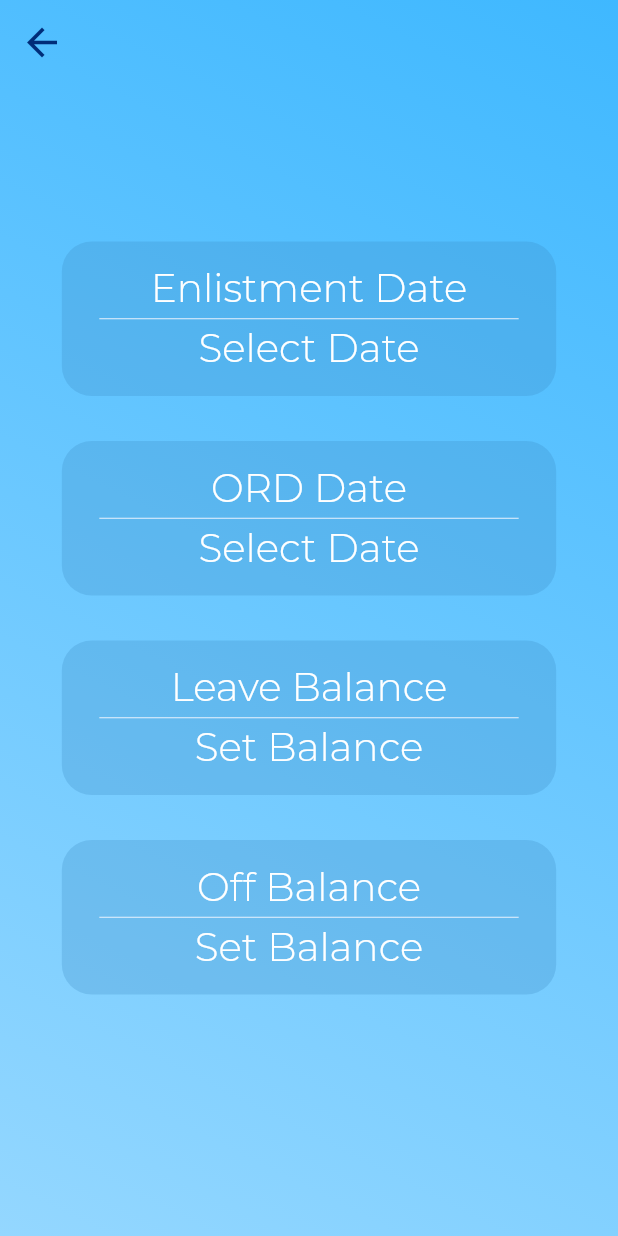
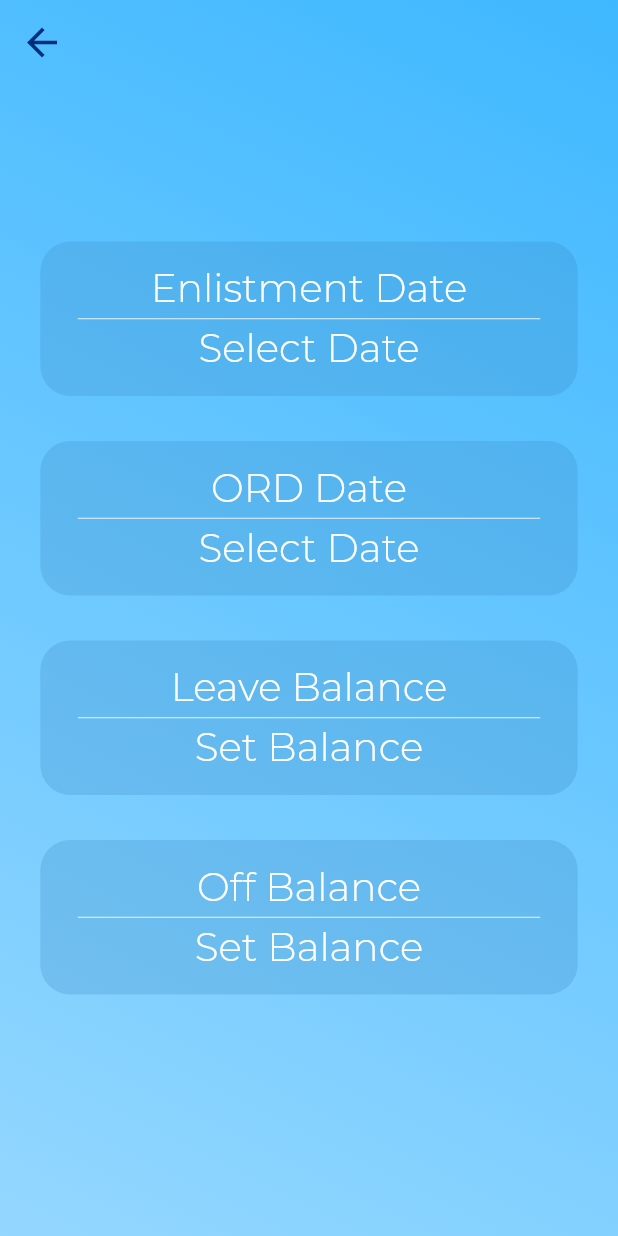
Before and after one commit to TanglingTreats/ord_countdown_app, a Flutter app: the screen it shows after launch, after a tap on the "menu" icon, on a phone screen of 412 x 824 dp. Run offline on Flutter 3.47's test engine with Material 2 defaults, Android fonts, the phone set to English and light mode, and no system bars.

Commit message:
Change custom card default width
Change:
- Width of custom card
- Positioning of elements in the homepage

```diff
--- a/lib/src/resources/customcard.dart
+++ b/lib/src/resources/customcard.dart
@@ -9,7 +9,7 @@ import '../resources/app-palette.dart';
 //This class creates a background widget for displaying information
 class CustomCard extends StatelessWidget{
   CustomCard({@required this.screenSize, @required this.child,
-            this.marginTop = 15, this.marginBottom = 15, this.widthDivider = 1.25, this.heightDivider = 8});
+            this.marginTop = 15, this.marginBottom = 15, this.widthDivider = 1.15, this.heightDivider = 8});
 
   final double widthDivider;
   final double heightDivider;
--- a/lib/src/ui/homepage.dart
+++ b/lib/src/ui/homepage.dart
@@ -74,7 +74,7 @@ class _HomePageState extends State<HomePage> {
         ),
         Center (
           child: Column (
-            mainAxisAlignment: MainAxisAlignment.center,
+            mainAxisAlignment: MainAxisAlignment.end,
             children: <Widget>[
               SafeArea(
                 child: Column(
@@ -96,7 +96,7 @@ class _HomePageState extends State<HomePage> {
     return Container(
       width: 300,
       height: 300,
-      margin: EdgeInsets.only(top: 30),
+      //margin: EdgeInsets.only(top: 30),
       decoration: BoxDecoration(
         color: Color(0xFF63B7F7),
         shape: BoxShape.circle,
@@ -135,6 +135,7 @@ class _HomePageState extends State<HomePage> {
   Widget _buildMsgCard(Size screenSize) {
     return CustomCard(
       heightDivider: 6,
+      marginBottom: 30,
       screenSize: screenSize,
       child: Center(
         child: Column(
```
